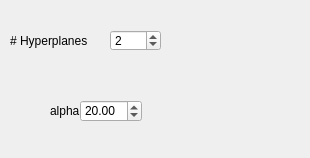
This is _AlgorithmsPlugins/ESMLR/paramsESMLR.ui in b4silio/MLDemos as Qt 5 draws it before an edit. The edited form follows.
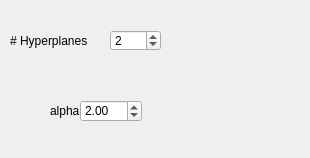
This is the edited form.

The edit to the form file:
```diff
--- a/_AlgorithmsPlugins/ESMLR/paramsESMLR.ui
+++ b/_AlgorithmsPlugins/ESMLR/paramsESMLR.ui
@@ -36,7 +36,7 @@
     <double>0.100000000000000</double>
    </property>
    <property name="value">
-    <double>20.000000000000000</double>
+    <double>2.000000000000000</double>
    </property>
   </widget>
   <widget class="QLabel" name="label_14">
```
